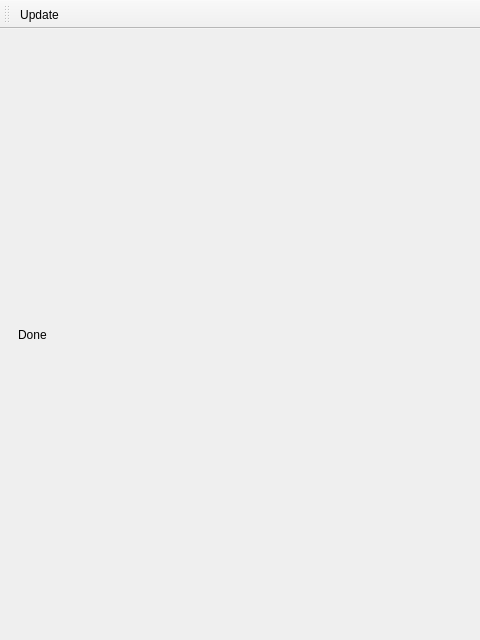
Old version of the form rankings.ui in the repository FrankMamuda/ketoevent.
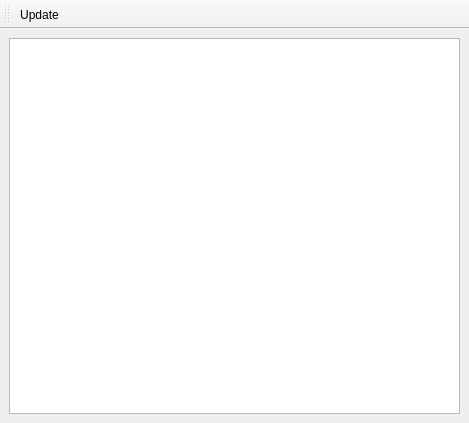
New version of the form.

Commit message: rankings, etc.

Diff of the .ui file:
```diff
--- a/rankings.ui
+++ b/rankings.ui
@@ -6,43 +6,17 @@
    <rect>
     <x>0</x>
     <y>0</y>
-    <width>480</width>
-    <height>640</height>
+    <width>469</width>
+    <height>423</height>
    </rect>
   </property>
   <property name="windowTitle">
    <string>MainWindow</string>
   </property>
   <widget class="QWidget" name="centralwidget">
-   <layout class="QVBoxLayout" name="verticalLayout">
+   <layout class="QHBoxLayout" name="horizontalLayout">
     <item>
-     <widget class="QStackedWidget" name="stackedWidget">
-      <property name="currentIndex">
-       <number>1</number>
-      </property>
-      <widget class="QWidget" name="page">
-       <layout class="QVBoxLayout" name="verticalLayout_2">
-        <item>
-         <widget class="QLabel" name="label">
-          <property name="text">
-           <string>Loading, please wait</string>
-          </property>
-         </widget>
-        </item>
-       </layout>
-      </widget>
-      <widget class="QWidget" name="page_2">
-       <layout class="QVBoxLayout" name="verticalLayout_3">
-        <item>
-         <widget class="QLabel" name="label_2">
-          <property name="text">
-           <string>Done</string>
-          </property>
-         </widget>
-        </item>
-       </layout>
-      </widget>
-     </widget>
+     <widget class="QTableView" name="tableView"/>
     </item>
    </layout>
   </widget>
```
The commit also changes 22 other files.
